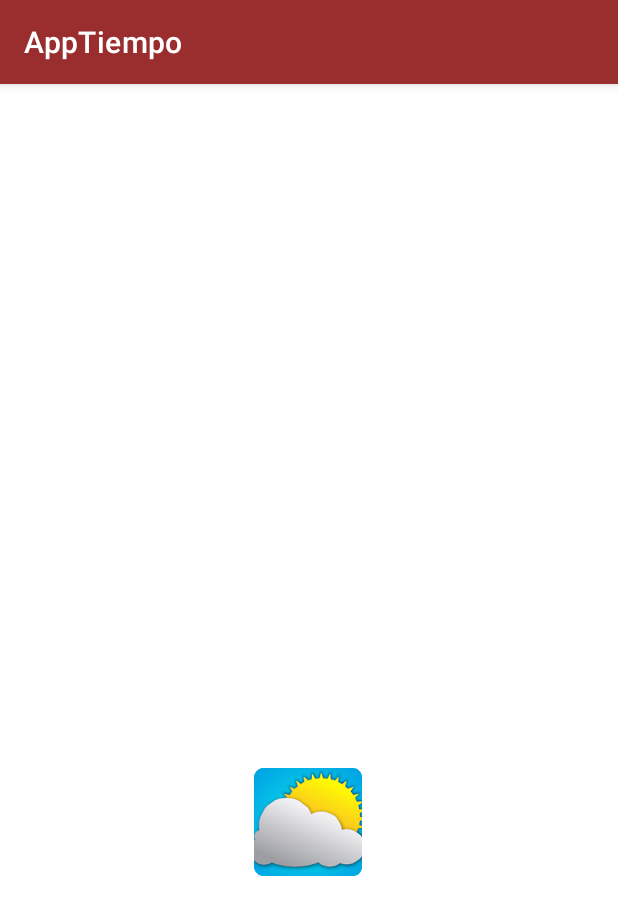
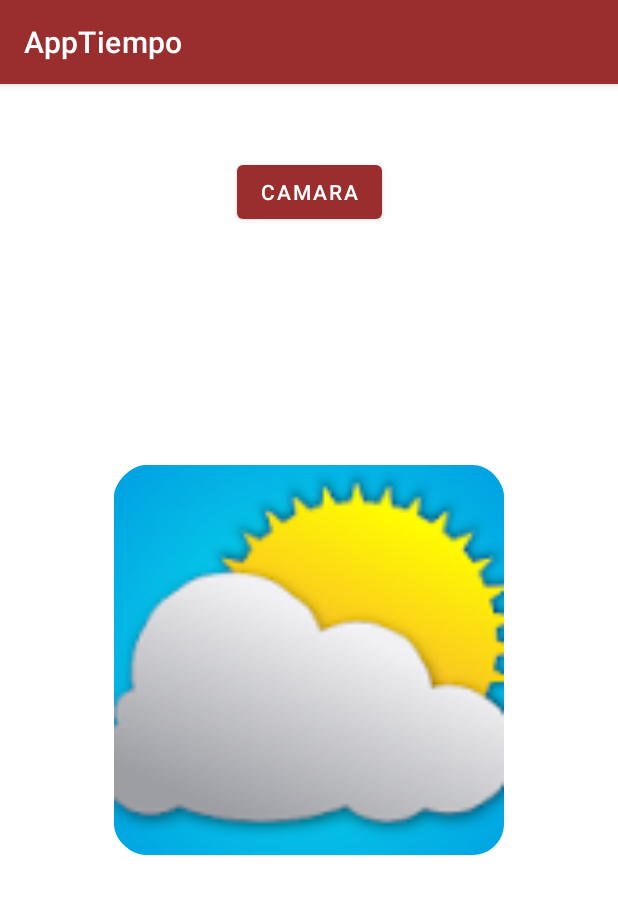
Before and after one commit to Asierhernandezga/AppTiempoMoviles, an Android app: the PantallaFoto screen opened directly, with no data from a screen before it, on a phone screen of 412 x 824 dp. Shown: the top 915 px of the screen. Run offline under Robolectric (Android 15) with nearby library versions, the phone set to English and light mode, and no system bars.

Commit message:
No funciona correctamente

```diff
--- a/app/src/main/AndroidManifest.xml
+++ b/app/src/main/AndroidManifest.xml
@@ -9,6 +9,7 @@
     <uses-feature android:name="android.hardware.camera" android:required="true" />
     <uses-permission android:name="android.permission.WRITE_EXTERNAL_STORAGE" />
     <uses-permission android:name="android.permission.ACCESS_COARSE_LOCATION" />
+    <uses-permission android:name="android.permission.READ_EXTERNAL_STORAGE" />
 
 
     <application
--- a/app/src/main/res/layout/activity_pantalla_foto.xml
+++ b/app/src/main/res/layout/activity_pantalla_foto.xml
@@ -6,20 +6,26 @@
     android:layout_height="match_parent"
     tools:context=".PantallaFoto">
 
-    <ImageView
-        android:id="@+id/photoImageView"
+    <Button
+        android:id="@+id/btnCamara"
         android:layout_width="wrap_content"
         android:layout_height="wrap_content"
-        android:layout_alignParentStart="true"
-        android:layout_alignParentLeft="true"
-        android:layout_alignParentEnd="true"
-        android:layout_alignParentRight="true"
-        android:layout_alignParentBottom="true"
-        android:layout_marginBottom="240dp"
-        android:src="@mipmap/ic_launcher"
+        android:layout_gravity="center_horizontal"
+        android:layout_marginTop="48dp"
+        android:onClick="abrirCamera"
+        android:text="@string/btnCamara"
+        app:layout_constraintEnd_toEndOf="parent"
+        app:layout_constraintStart_toStartOf="parent"
+        app:layout_constraintTop_toTopOf="parent" />
+
+    <ImageView
+        android:id="@+id/imageView"
+        android:layout_width="260dp"
+        android:layout_height="376dp"
         app:layout_constraintBottom_toBottomOf="parent"
         app:layout_constraintEnd_toEndOf="parent"
-        app:layout_constraintHorizontal_bias="0.498"
-        app:layout_constraintStart_toStartOf="parent" />
+        app:layout_constraintStart_toStartOf="parent"
+        app:layout_constraintTop_toTopOf="parent"
+        app:srcCompat="@mipmap/ic_launcher_round" />
 
 </androidx.constraintlayout.widget.ConstraintLayout>
```
Also changed, not shown: app/src/main/java/com/example/apptiempo/PantallaFoto.java (+14 -120 lines).
